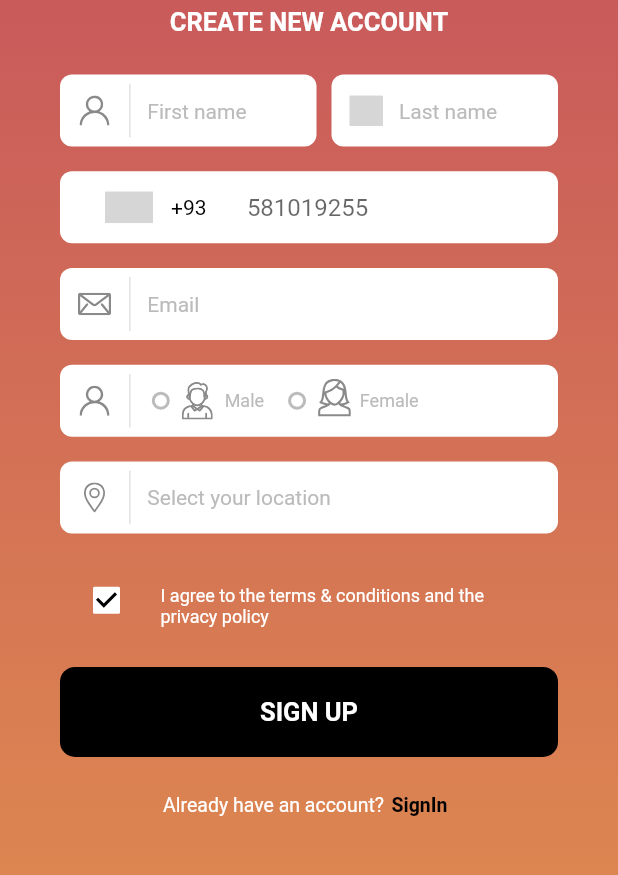
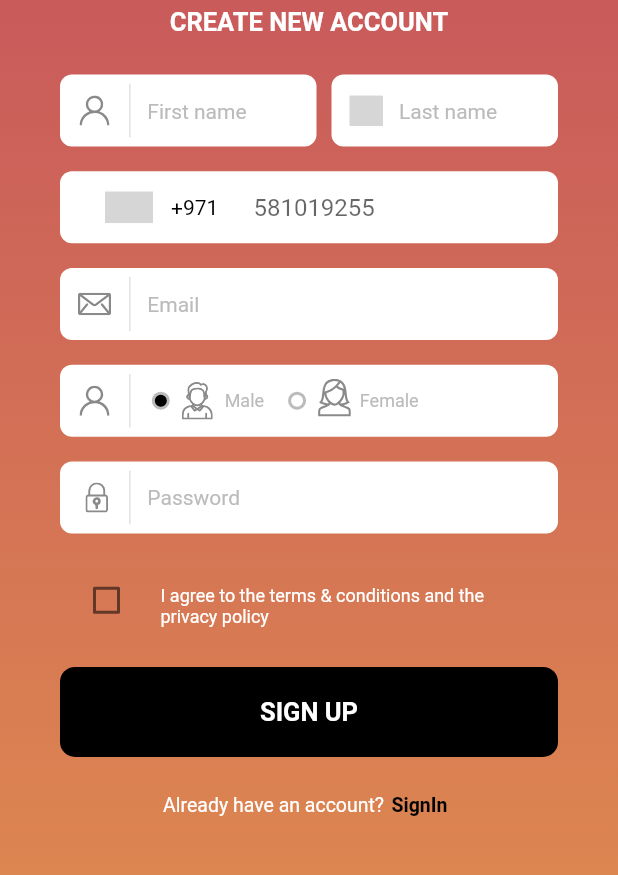
Before and after one commit to Djihad-redx/hala_jary, a Flutter app: the SignUp screen opened directly, on a phone screen of 412 x 824 dp, the part 215-1090 px from its top. Run offline on Flutter 3.47's test engine with Material 2 defaults, Android fonts, the phone set to English and light mode, and no system bars; drawn by our look-alikes of intl_phone_number_input; our stand-ins replace animated_bottom_navigation_bar, auto_size_text, cached_network_image, connectivity, country_code_picker, dio and 19 more; missing offline and left inert: dart:ffi, flutter_downloader, flutter_share, geocode, widget_to_image; accounts and stored records are empty; project files that could hold a hidden picture were left out; grey boxes are pictures that could not be loaded.

Commit message:
register_api

```diff
--- a/lib/app/pages/authentication/controller/login_controller.dart
+++ b/lib/app/pages/authentication/controller/login_controller.dart
@@ -81,11 +81,7 @@ class LoginController extends GetxController with GetSingleTickerProviderStateMi
   }
 
   setLoading(){
-    if(isLoading.value){
-      isLoading(false);
-    }else{
-      isLoading(true);
-    }
+      isLoading(!isLoading.value);
   }
 
 }
--- a/lib/app/pages/authentication/views/sign_up_view.dart
+++ b/lib/app/pages/authentication/views/sign_up_view.dart
@@ -12,16 +12,17 @@ import 'package:intl_phone_number_input/intl_phone_number_input.dart';
 import '../../../utility/constants.dart';
 import 'package:country_code_picker/country_code_picker.dart';
 
+import '../../../widgets/password_field.dart';
+
 class SignUp extends GetView {
 
   @override
   Widget build(BuildContext context) {
-    final TextEditingController controller = TextEditingController();
-    final SignUpController signUpController = Get.put(SignUpController());
-    String initialCountry = 'DZ';
-    PhoneNumber number = PhoneNumber(isoCode: 'DZ');
-    return Scaffold(body: Container(
 
+    final SignUpController _signUpController = Get.put(SignUpController());
+    PhoneNumber number = PhoneNumber(isoCode: 'AE');
+    return Scaffold(
+      body: Obx(()=>Container(
         height: MediaQuery.of(context).size.height,
         width:MediaQuery.of(context).size.width ,
         decoration: BoxDecoration(
@@ -46,8 +47,8 @@ class SignUp extends GetView {
                 Container(
                   padding: EdgeInsets.only(left: 40,right: 30),
                   child: Row(children: [
-              Flexible(child: InputField(hint: "First name", icon: "ic_person",divider: true,)),
-              Flexible(child: Container(margin:EdgeInsets.only(left: 10,right: 10),child: InputField(hint: "Last name", icon: "",divider: false,)))
+                    Flexible(child: InputField(controller: _signUpController.firstNameController.value,hint: "First name", icon: "ic_person",divider: true,)),
+                    Flexible(child: Container(margin:EdgeInsets.only(left: 10,right: 10),child: InputField(controller:_signUpController.lastNameController.value,hint: "Last name", icon: "",divider: false,)))
                   ],),
                 ),
                 SizedBox(height: getHight(context)*.02,),
@@ -74,13 +75,13 @@ class SignUp extends GetView {
                     ignoreBlank: true,
                     autoValidateMode: AutovalidateMode.disabled,
                     selectorTextStyle: TextStyle(color: Colors.black),
-             // initialValue: number,
-              textFieldController: controller,
+                     initialValue: number,
+                    textFieldController: _signUpController.phoneNumberController.value,
                     hintText: "581019255",
                     formatInput: false,
                     keyboardType: TextInputType.numberWithOptions(signed: true, decimal: true),
                     onSaved: (PhoneNumber numberr) {
-                print('On Saved: $number');
+                      print('On Saved: $numberr');
                       //  number = numberr;
                     },
                   ),
@@ -88,7 +89,9 @@ class SignUp extends GetView {
                 SizedBox(height: getHight(context)*.02,),
                 Container(
                     margin:EdgeInsets.symmetric(horizontal: 40),
-              child: InputField(hint: "Email", icon: "ic_Email",divider: true,)),
+                    child: InputField(
+                      controller: _signUpController.emailController.value,
+                      hint: "Email", icon: "ic_Email",divider: true,)),
                 SizedBox(height: getHight(context)*.02,),
                 Container(
                   margin:EdgeInsets.symmetric(horizontal: 40),
@@ -110,12 +113,18 @@ class SignUp extends GetView {
                       padding: const EdgeInsets.all(6.0),
                       child: SvgPicture.asset("assets/icons/ic_divider.svg",height: 40,),
                     ) ,
-              Padding(
+                    InkWell(
+                      onTap: (){
+                        _signUpController.updateGender();
+                      },
+                      child: Padding(
                         padding: const EdgeInsets.all(8.0),
                         child: Container(height: 12,width: 12,decoration: BoxDecoration(
                             border: Border.all(color: HINT_COLOR,width: 2),
-                  shape: BoxShape.circle
+                            shape: BoxShape.circle,
+                          color: _signUpController.genderRememberMe.value == "male"?Colors.black:Colors.white
                         ),),
+                      ),
                     ),
                     SvgPicture.asset("assets/icons/ic_male.svg",height: 25,),
                     Padding(
@@ -125,12 +134,19 @@ class SignUp extends GetView {
                           fontSize: 12
                       ),),
                     ),
-              Padding(
+                    InkWell(
+                      onTap: (){
+                        _signUpController.updateGender();
+                      },
+                      child: Padding(
                         padding: const EdgeInsets.all(8.0),
                         child: Container(height: 12,width: 12,decoration: BoxDecoration(
                             border: Border.all(color: HINT_COLOR,width: 2),
-                    shape: BoxShape.circle
+                            shape: BoxShape.circle,
+                            color: _signUpController.genderRememberMe.value == "female"?Colors.black:Colors.white
+
                         ),),
+                      ),
                     ),
                     Padding(
                       padding: const EdgeInsets.only(bottom:4.0),
@@ -269,16 +285,22 @@ class SignUp extends GetView {
                 //     ),
                 //   ),
                 SizedBox(height: getHight(context)*.02,),
-          InkWell(
-            onTap: (){
-              Get.to(PickAdressView());
-            },
-            child: Container(
-                margin:EdgeInsets.symmetric(horizontal: 40),
-                child: InputField(hint: "Select your location",
-                  icon: "ic_location",divider: true,)
-            ),
-          ),
+                Container(
+                  margin: EdgeInsets.symmetric(horizontal: 40),
+                  child: PasswordField(
+                      controller: _signUpController.passwordController.value,
+                      icon: "ic_password", hint: "Password"),
+                ) ,
+                // InkWell(
+                //   onTap: (){
+                //     Get.to(PickAdressView());
+                //   },
+                //   child: Container(
+                //       margin:EdgeInsets.symmetric(horizontal: 40),
+                //       child: InputField(hint: "Select your location",
+                //         icon: "ic_location",divider: true,)
+                //   ),
+                // ),
                 // SizedBox(height: 20,),
                 // Container(
                 //     margin:EdgeInsets.symmetric(horizontal: 40),
@@ -303,9 +325,9 @@ class SignUp extends GetView {
                         ),),
                       ),
                     ),
-                value: true,
+                    value: _signUpController.isAgreeTermsConditions.value,
                     onChanged: (newValue) {
-
+                      _signUpController.isAgreeTermsConditions(newValue);
                     },
                     checkColor: Colors.black,
                     activeColor: Colors.white,
@@ -313,7 +335,11 @@ class SignUp extends GetView {
                   ),
                 ),
                 SizedBox(height: getHight(context)*.02,),
-            Container(margin:EdgeInsets.symmetric(horizontal: 40),child: MyButton(text: "SIGN UP", width: MediaQuery.of(context).size.width, background_color: Colors.black, border_radius: 10, hight: 60, text_color: Colors.white, text_size: 17)),
+                InkWell(
+                    onTap: (){
+                      _signUpController.signUp();
+                    },
+                    child: Container(margin:EdgeInsets.symmetric(horizontal: 40),child: MyButton(text: "SIGN UP", width: MediaQuery.of(context).size.width, background_color: Colors.black, border_radius: 10, hight: 60, text_color: Colors.white, text_size: 17))),
                 SizedBox(height: getHight(context)*.03,),
                 Row(
                   mainAxisAlignment: MainAxisAlignment.center,
@@ -339,6 +365,7 @@ class SignUp extends GetView {
                 SizedBox(height: getHight(context)*.03,),
               ],)
           ],),
-    ),);
+      ))
+      ,);
   }
 }
--- a/lib/app/widgets/back_button_widget.dart
+++ b/lib/app/widgets/back_button_widget.dart
@@ -18,7 +18,7 @@ class MyBackButton extends StatelessWidget {
           },
           child: Container(
             margin: EdgeInsets.only(top: 40,bottom: 20),
-            height: 55,width: 55,child: SvgPicture.asset("assets/icons/ic_back_button.svg"),),
+            height: 50,width: 50,child: SvgPicture.asset("assets/icons/ic_back_button.svg"),),
         ));
   }
 }
```
Also changed, not shown: lib/app/pages/authentication/controller/sign_up_controller.dart (+43 -6 lines). Lines whose indentation alone changed are shown as unchanged.
